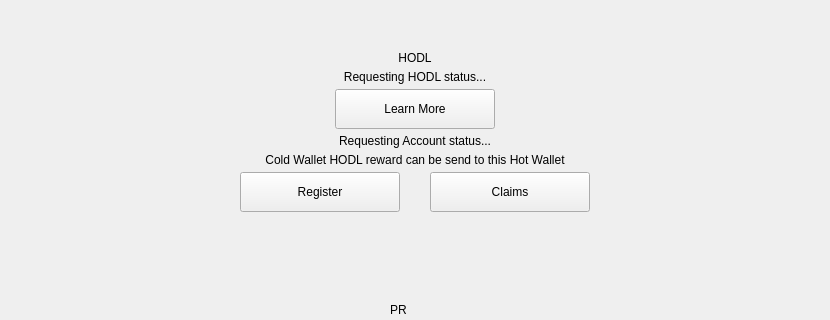
The window that windows/h_hodl.ui (0xkobe/mwc-wallet) describes before a commit, drawn with Qt 5; both pictures show x 0 to 830 and y 160 to 480 of the 830 by 564 pixel window.
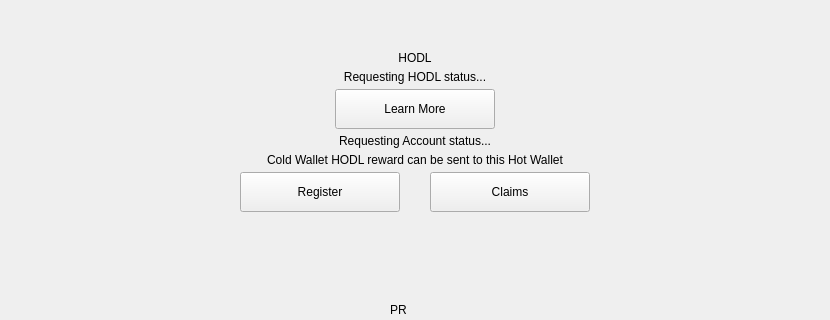
The same window after the commit. Icons and pictures are not drawn. Custom widgets are drawn as their Qt base class.

Patch:
```diff
--- a/windows/h_hodl.ui
+++ b/windows/h_hodl.ui
@@ -215,7 +215,7 @@
      <item>
       <widget class="control::MwcLabelSmall" name="accountStatus_2">
        <property name="text">
-        <string>Cold Wallet HODL reward can be send to this Hot Wallet</string>
+        <string>Cold Wallet HODL reward can be sent to this Hot Wallet</string>
        </property>
        <property name="alignment">
         <set>Qt::AlignCenter</set>
```
